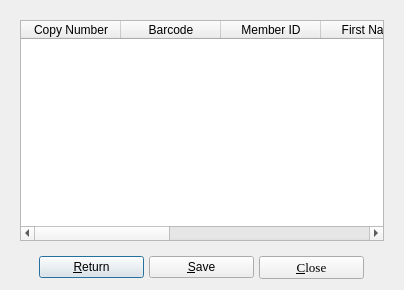
textbrowser/biblioteq, file borrowers.ui: the form before one commit.
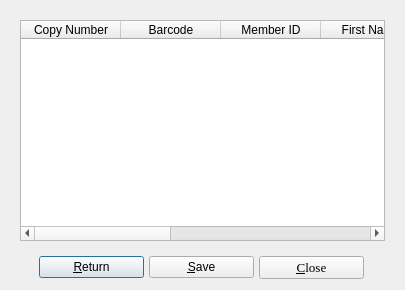
The form after the commit. Icons and pictures are not drawn.

```diff
--- a/borrowers.ui
+++ b/borrowers.ui
@@ -6,7 +6,7 @@
    <rect>
     <x>0</x>
     <y>0</y>
-    <width>404</width>
+    <width>405</width>
     <height>290</height>
    </rect>
   </property>
```
